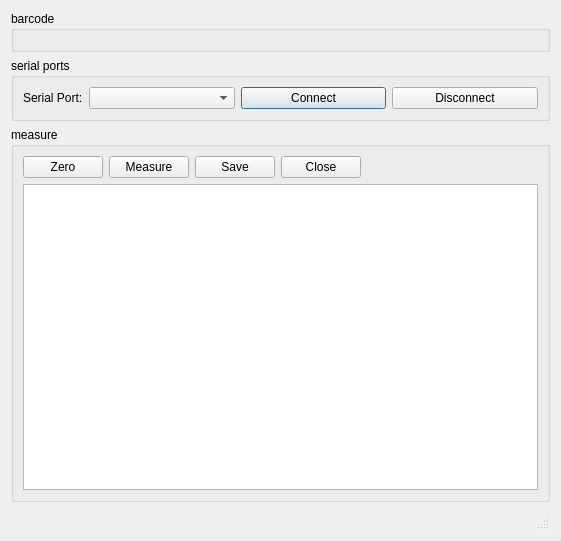
First picture: the form in src/dialogs/weighscaledialog.ui, repository inglis-dl/cypress, before the edit.
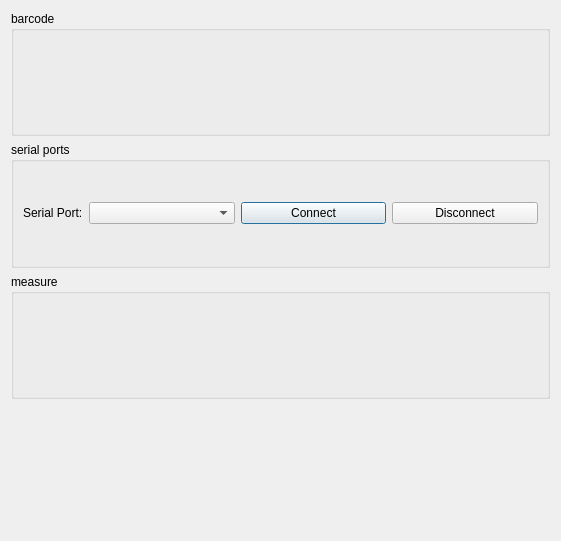
Second picture: the form after the edit. Custom widgets are drawn as their Qt base class.

Commit message: WIP: major UI refactor - add MeasurementWidget - various other cleanup actions

```diff
--- a/src/dialogs/weighscaledialog.ui
+++ b/src/dialogs/weighscaledialog.ui
@@ -88,99 +88,17 @@
      </property>
      <layout class="QVBoxLayout" name="verticalLayout_3">
       <item>
-       <layout class="QHBoxLayout" name="measurmentControlHhorizontalLayout">
-        <item>
-         <widget class="QPushButton" name="zeroButton">
-          <property name="text">
-           <string>Zero</string>
-          </property>
-         </widget>
-        </item>
-        <item>
-         <widget class="QPushButton" name="measureButton">
-          <property name="text">
-           <string>Measure</string>
-          </property>
-         </widget>
-        </item>
-        <item>
-         <widget class="QPushButton" name="saveButton">
-          <property name="sizePolicy">
-           <sizepolicy hsizetype="Minimum" vsizetype="Fixed">
-            <horstretch>0</horstretch>
-            <verstretch>0</verstretch>
-           </sizepolicy>
-          </property>
-          <property name="text">
-           <string>Save</string>
-          </property>
-         </widget>
-        </item>
-        <item>
-         <widget class="QPushButton" name="closeButton">
-          <property name="text">
-           <string>Close</string>
-          </property>
-         </widget>
-        </item>
-        <item>
-         <spacer name="horizontalSpacer_3">
-          <property name="orientation">
-           <enum>Qt::Horizontal</enum>
-          </property>
-          <property name="sizeHint" stdset="0">
-           <size>
-            <width>40</width>
-            <height>20</height>
-           </size>
-          </property>
-         </spacer>
-        </item>
-       </layout>
-      </item>
-      <item>
-       <layout class="QHBoxLayout" name="measurementTableHorizontalLayout">
-        <item>
-         <widget class="QTableView" name="testdataTableView">
-          <property name="sizePolicy">
-           <sizepolicy hsizetype="Preferred" vsizetype="Expanding">
-            <horstretch>0</horstretch>
-            <verstretch>0</verstretch>
-           </sizepolicy>
-          </property>
-          <property name="verticalScrollBarPolicy">
-           <enum>Qt::ScrollBarAlwaysOff</enum>
-          </property>
-          <property name="horizontalScrollBarPolicy">
-           <enum>Qt::ScrollBarAlwaysOff</enum>
-          </property>
-          <property name="sizeAdjustPolicy">
-           <enum>QAbstractScrollArea::AdjustToContents</enum>
-          </property>
-          <property name="autoScroll">
-           <bool>false</bool>
-          </property>
-          <property name="editTriggers">
-           <set>QAbstractItemView::NoEditTriggers</set>
-          </property>
-          <property name="showDropIndicator" stdset="0">
-           <bool>false</bool>
-          </property>
-          <property name="dragDropOverwriteMode">
-           <bool>false</bool>
-          </property>
-          <property name="selectionMode">
-           <enum>QAbstractItemView::NoSelection</enum>
-          </property>
-         </widget>
-        </item>
-       </layout>
+       <widget class="MeasureWidget" name="measureWidget" native="true"/>
       </item>
      </layout>
     </widget>
    </item>
    <item>
-    <widget class="QStatusBar" name="statusBar"/>
+    <widget class="QStatusBar" name="statusBar">
+     <property name="sizeGripEnabled">
+      <bool>false</bool>
+     </property>
+    </widget>
    </item>
   </layout>
  </widget>
@@ -191,6 +109,12 @@
    <header>widgets/BarcodeWidget.h</header>
    <container>1</container>
   </customwidget>
+  <customwidget>
+   <class>MeasureWidget</class>
+   <extends>QWidget</extends>
+   <header>widgets/MeasureWidget.h</header>
+   <container>1</container>
+  </customwidget>
  </customwidgets>
  <includes>
   <include location="local">widgets/BarcodeWidget.h</include>
```
Left out of the diff: 1 changed line with no effect on the pictures. The commit also changes 106 other files.
